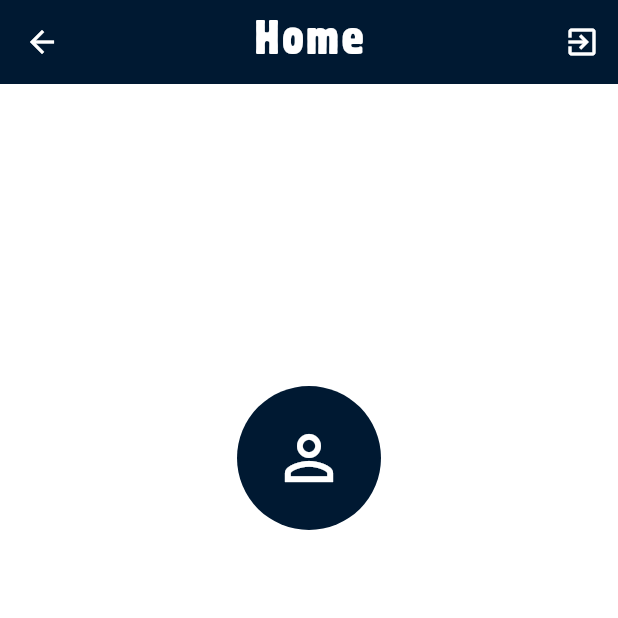
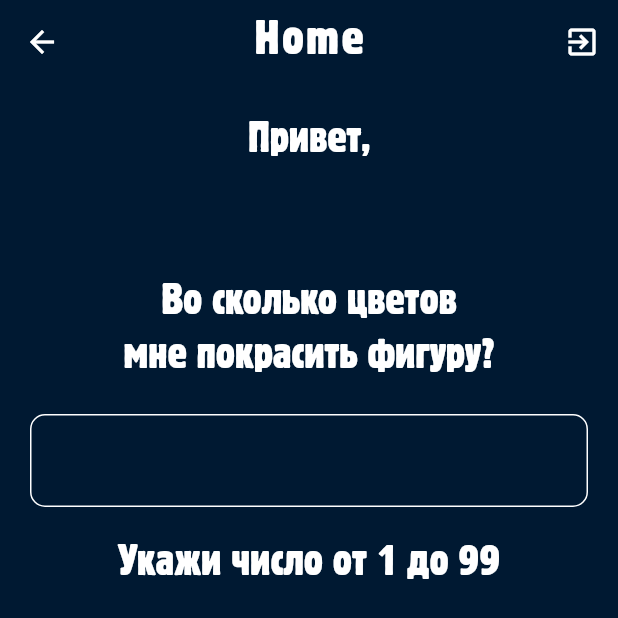
Before and after one commit to BooKostakis/colorful_figures, a Flutter app: the HomePage screen opened directly, on a phone screen of 412 x 824 dp. Shown: the top 618 px of the screen. Run offline on Flutter 3.47's test engine with Material 3 defaults, Android fonts, the phone set to English and light mode, and no system bars; our stand-ins replace bloc, equatable, firebase_auth, firebase_core, flutter_bloc, font_awesome_flutter and 2 more; missing offline and left inert: firebase_auth_web, firebase_core_web, flow_builder, google_sign_in_web; accounts and stored records are empty.

Commit message:
registration finished, homepage started

```diff
--- a/lib/home/view/home_page.dart
+++ b/lib/home/view/home_page.dart
@@ -27,15 +27,45 @@ class HomePage extends StatelessWidget {
       ),
       body: Align(
         alignment: const Alignment(0, -1 / 3),
-        child: Column(
-          mainAxisSize: MainAxisSize.min,
-          children: <Widget>[
-            Avatar(photo: user.photo),
-            const SizedBox(height: 4),
-            Text(user.email ?? '', style: textTheme.titleLarge),
-            const SizedBox(height: 4),
-            Text(user.name ?? '', style: textTheme.headlineSmall),
-          ],
+        child: Container(
+          width: double.infinity,
+          color: Theme.of(context).colorScheme.primary,
+          child: Padding(
+            padding: const EdgeInsets.symmetric(horizontal: 20),
+            child: Column(
+              mainAxisSize: MainAxisSize.max,
+              children: [
+                SizedBox(height: 20),
+                RichText(
+                  textAlign: TextAlign.center,
+                  text: TextSpan(
+                    children: [
+                      TextSpan(
+                        text: 'Привет,\n',
+                        style: textTheme.titleLarge,
+                      ),
+                      TextSpan(
+                        text: user.email ?? '',
+                        style: textTheme.titleMedium,
+                      ),
+                      TextSpan(
+                        text: '\n\nВо сколько цветов\nмне покрасить фигуру?',
+                        style: textTheme.titleLarge,
+                      ),
+                    ],
+                  ),
+                ),
+                SizedBox(height: 20),
+                TextField(),
+                SizedBox(height: 20),
+                Text(
+                  textAlign: TextAlign.center,
+                  'Укажи число от 1 до 99',
+                  style: textTheme.titleLarge,
+                ),
+              ],
+            ),
+          ),
         ),
       ),
     );
--- a/lib/sign_up/view/sign_up_page.dart
+++ b/lib/sign_up/view/sign_up_page.dart
@@ -31,7 +31,7 @@ class SignUpPage extends StatelessWidget {
       body: Container(
         color: Theme.of(context).colorScheme.primary,
         child: Padding(
-          padding: const EdgeInsets.all(8),
+          padding: const EdgeInsets.symmetric(horizontal: 20),
           child: BlocProvider<SignUpCubit>(
             create: (_) =>
                 SignUpCubit(context.read<AuthenticationRepository>()),
--- a/lib/theme.dart
+++ b/lib/theme.dart
@@ -11,8 +11,12 @@ final theme = ThemeData(
     // headlineLarge: TextStyle(color: Colors.amber),
     // headlineMedium: TextStyle(color: Colors.amber),
     // headlineSmall: TextStyle(color: Colors.amber),
-    // titleLarge: TextStyle(color: const Color.fromARGB(255, 24, 207, 39)),
-    // titleMedium: TextStyle(color: const Color.fromARGB(255, 228, 10, 199)),
+    titleLarge:
+        TextStyle(color: Colors.white, fontSize: 28, fontFamily: 'Block'),
+    titleMedium: TextStyle(
+        color: Color.fromARGB(255, 100, 150, 0),
+        fontSize: 28,
+        fontFamily: 'Block'),
     // titleSmall: TextStyle(color: const Color.fromARGB(255, 7, 255, 193)),
     bodyLarge: TextStyle(
         color: Color.fromARGB(255, 0, 190, 235),
```
Also changed, not shown: lib/login/view/login_form.dart (+3 -4 lines), lib/sign_up/view/sign_up_form.dart (+16 -3 lines), packages/authentication_repository/lib/src/authentication_repository.dart (+20 -20 lines).
